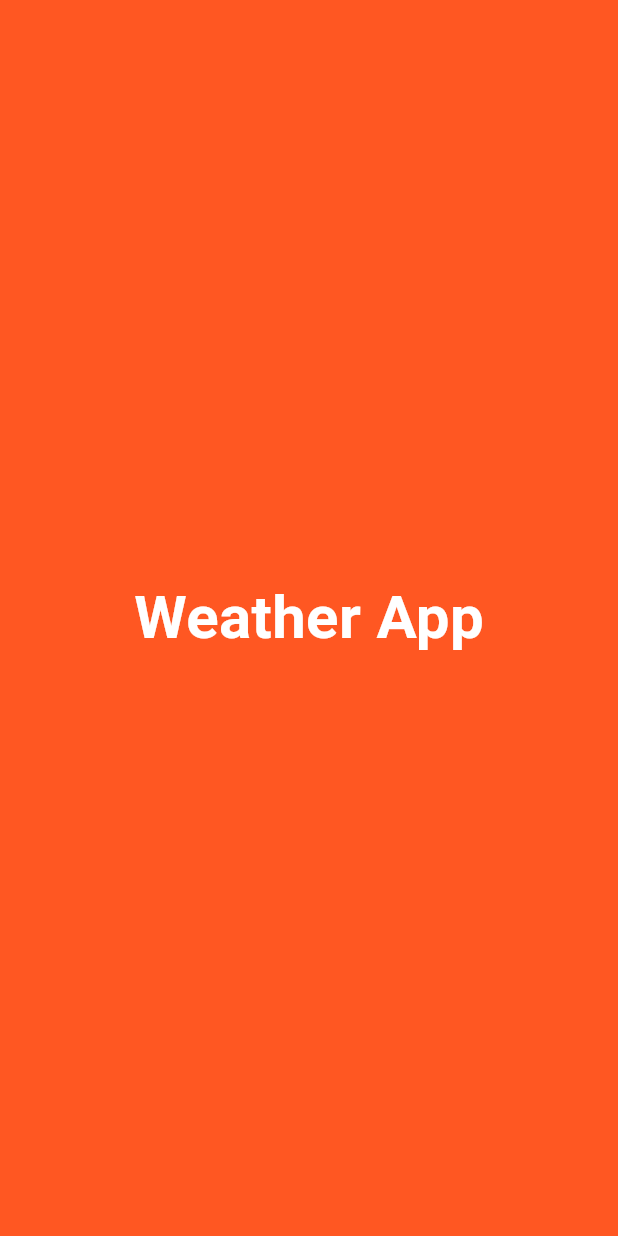
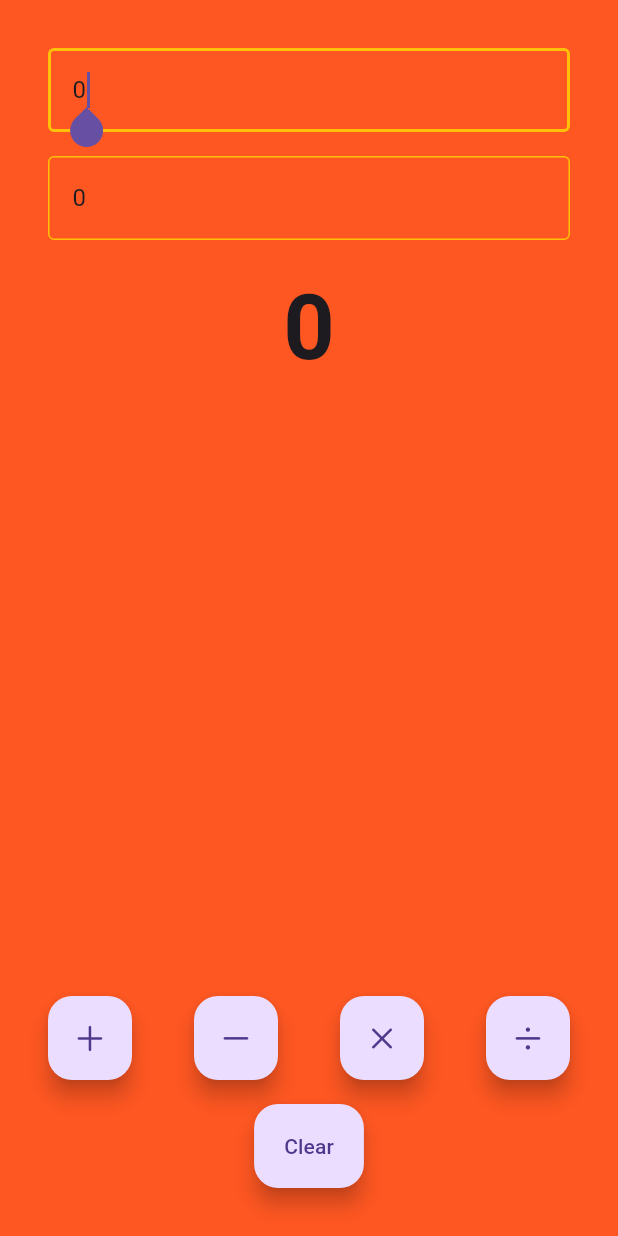
Before and after one commit to Aryan-Bhargav8/Calculator_App, a Flutter app: the screen it shows after launch, on a phone screen of 412 x 824 dp. Run offline on Flutter 3.47's test engine with Material 3 defaults, Android fonts, the phone set to English and light mode, and no system bars.

Commit message:
Calculator Made and respective changes

```diff
--- a/lib/app/app.dart
+++ b/lib/app/app.dart
@@ -8,9 +8,13 @@ class App extends StatelessWidget {
 
   @override
   Widget build(BuildContext context) {
-    return const MaterialApp(
+    return MaterialApp(
       title: "Weather App",
-      home: HomeView(),
+      theme:  ThemeData(
+        primarySwatch: Colors.red,
+      ),
+      home:const HomeView(),
+
     );
   }
 }
--- /dev/null
+++ b/lib/views/calculator_view.dart
@@ -0,0 +1,189 @@
+// ignore_for_file: unnecessary_const
+
+
+import 'package:flutter/cupertino.dart';
+import 'package:flutter/material.dart';
+
+class Calculator extends StatefulWidget {
+  const Calculator({super.key});
+
+  @override
+  State<Calculator> createState() => _CalculatorState();
+}
+
+class _CalculatorState extends State<Calculator> {
+
+  int firstNumber = 0 ;
+  int secondNumber = 0 ;
+  int result = 0;
+
+  final displayOneController = TextEditingController();
+  final displayTwoController = TextEditingController();
+
+  late final AppLifecycleListener _listener;
+
+  @override
+  void initState() {
+    super.initState();
+    displayOneController.text = firstNumber.toString();
+    displayTwoController.text = secondNumber.toString();
+
+
+    _listener = AppLifecycleListener(
+      onShow: _onShow,
+      onHide: _onHide,
+      onResume: _onResume,
+      onDetach: _onDetach,
+      onInactive: _onInactive,
+      onPause: _onPause,
+      onRestart: _onRestart,
+      onStateChange: _onStateChanged,
+      // onExitRequested: _onExitRequested,
+
+    );
+  }
+
+  void _onShow() => print("onShow called");
+  void _onHide() => print("onHide called");
+  void _onResume() => print("onResume called");
+  void _onDetach() => print("onDetach called");
+  void _onInactive() => print("onInactive called");
+  void _onPause() => print("onPause called");
+  void _onRestart() => print("onRestart called");
+  void _onStateChanged(AppLifecycleState state) => print("onStateChanged called with state: $state");
+
+
+
+  @override
+  void dispose() {
+    displayOneController.dispose();
+    displayTwoController.dispose();
+    _listener.dispose();
+    super.dispose();
+  }
+
+  @override
+  Widget build(BuildContext context) {
+    return Padding(
+      padding: const EdgeInsets.all(32.0),
+      child: Column(
+        children: [
+          //Calcu;ator Display
+          DisplayCalculator(hint: "Enter First Number" , controller: displayOneController),
+          const SizedBox(height: 16.0,),
+          DisplayCalculator(hint: "Enter Second Number" , controller: displayTwoController),
+          const SizedBox(height: 16.0,),
+          Text(
+            key: const Key("Result"),
+            result.toString(),
+            style:const  TextStyle(
+              fontSize: 60.0,
+              fontWeight: FontWeight.bold,
+            ),
+            ),
+          const Spacer(),
+
+          Row(
+            mainAxisAlignment: MainAxisAlignment.spaceBetween,
+
+            children: [
+                FloatingActionButton(
+                onPressed: () {
+                  setState(() {
+                    result = (num.tryParse(displayOneController.text)! + num.tryParse(displayTwoController.text)!) as int;
+                  });
+
+                },
+                child: const Icon(CupertinoIcons.add),
+                ),
+
+
+                FloatingActionButton(
+                onPressed: () {
+                  setState(() {
+                    result = (num.tryParse(displayOneController.text)! - num.tryParse(displayTwoController.text)!) as int;
+                  });
+
+                },
+                child: const Icon(CupertinoIcons.minus),
+                ),
+
+
+                FloatingActionButton(
+                onPressed: (){
+                  setState(() {
+                    result = (num.tryParse(displayOneController.text)! * num.tryParse(displayTwoController.text)!) as int;
+                  });
+
+                },
+                child: const Icon(CupertinoIcons.multiply),
+                ),
+
+
+                FloatingActionButton(
+                onPressed: () {
+                  setState(() {
+                  result = (num.tryParse(displayOneController.text)! ~/ num.tryParse(displayTwoController.text)!) ;
+                  });
+
+                },
+                child: const Icon(CupertinoIcons.divide),
+                ),
+            ],
+
+          ),
+          const SizedBox(height: 16.0,),
+          FloatingActionButton.extended(
+            onPressed: () {
+              setState(() {
+                firstNumber = 0;
+                secondNumber = 0;
+                displayOneController.clear();
+                displayTwoController.clear();
+                result = 0;
+              });
+            },
+            label: const Text("Clear"),
+            ),
+          //Expand
+          //Calculator Buttons
+        ],
+      ),
+    );
+  }
+}
+
+class DisplayCalculator extends StatelessWidget {
+  const DisplayCalculator({
+    super.key,
+    this.hint= "Enter number here",
+    required this.controller,
+  });
+
+  final String? hint;
+  final TextEditingController controller;
+
+  @override
+  Widget build(BuildContext context) {
+    return  TextField(
+      controller: controller,
+      keyboardType: TextInputType.number,
+      autofocus: true,
+      decoration: InputDecoration(
+
+        focusedBorder: const OutlineInputBorder(
+          borderSide:   BorderSide(
+            color: Colors.amber, width: 2.0
+            ),
+        ),
+
+        enabledBorder: const OutlineInputBorder(
+          borderSide: BorderSide(
+            color: Colors.amber, width: 1.0
+            ),
+        ),
+        hintText: hint,
+    )
+    );
+  }
+}
--- a/lib/views/home_view.dart
+++ b/lib/views/home_view.dart
@@ -1,4 +1,5 @@
 import 'package:flutter/material.dart';
+import 'package:weather_app/views/calculator_view.dart';
 
 class HomeView extends StatelessWidget {
   const HomeView({
@@ -7,18 +8,12 @@ class HomeView extends StatelessWidget {
 
   @override
   Widget build(BuildContext context) {
-    return Material(
-      child: Container(
-        color: Colors.deepOrange,
-        child: const Center(child: Text(
-          "Weather App",
-          style: TextStyle(
-            fontSize: 40,
-            fontWeight: FontWeight.bold,
-            color: Colors.white,
-          ),
-          )),
-      ),
+    return const  Scaffold(
+      backgroundColor: Colors.deepOrange,
+      //SafeArea provides some padding to the app from top and bottom so that we face issue
+      body: SafeArea(
+        child: Calculator()
+        ),
     );
   }
 }
```
Also changed, not shown: 1 other file.
